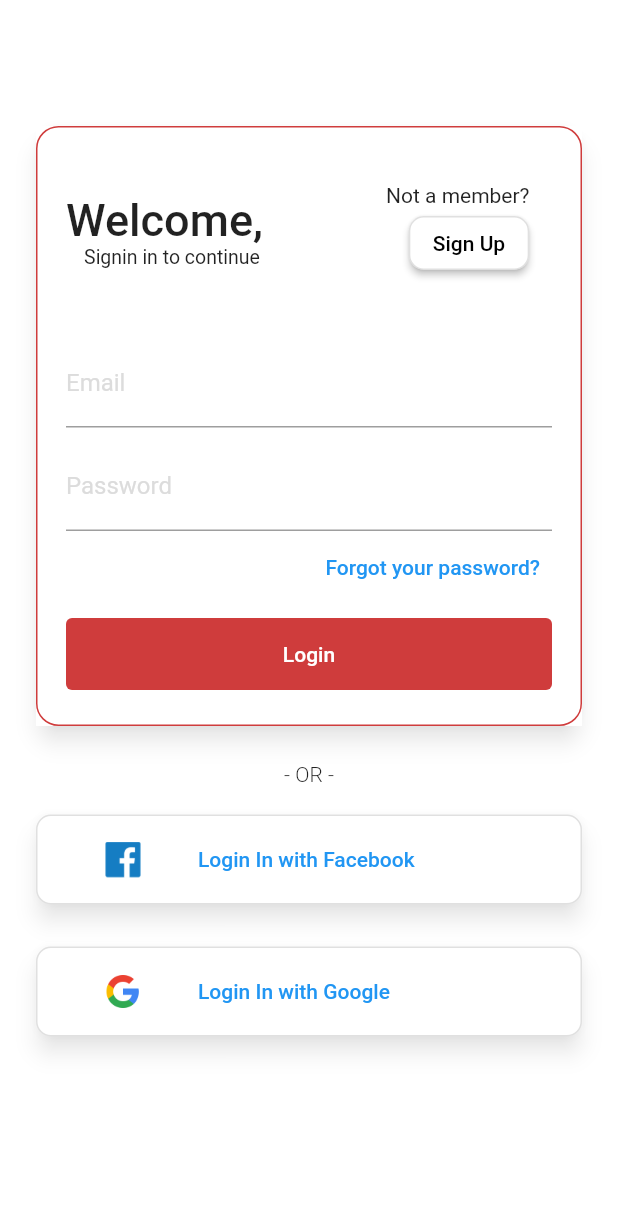
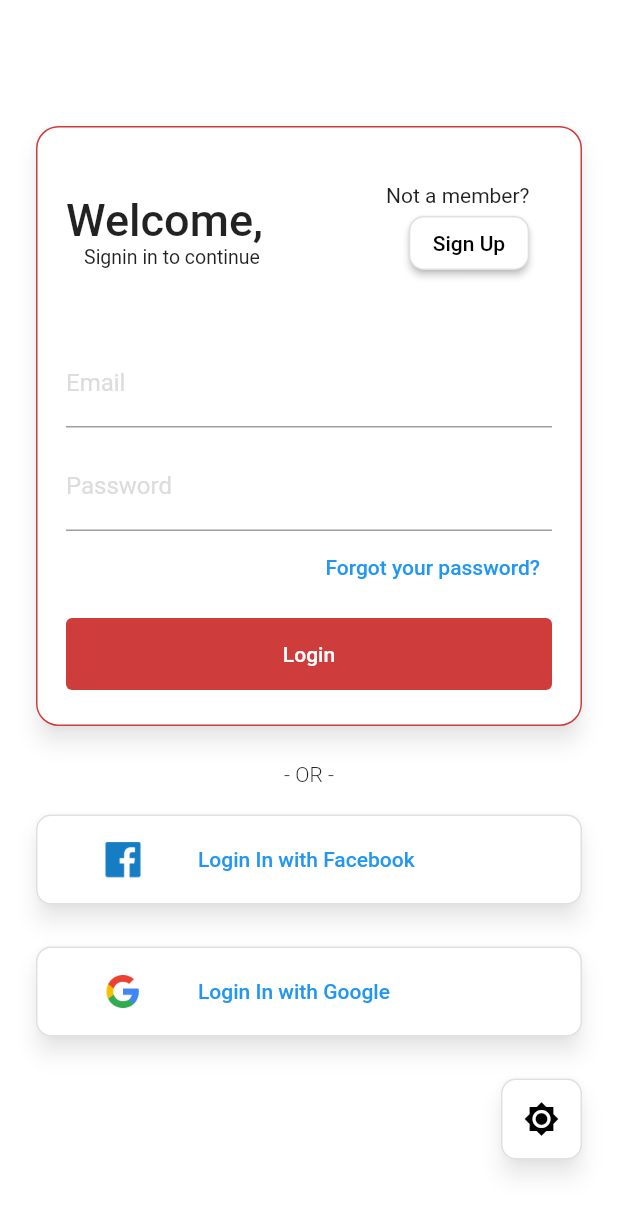
Before and after one commit to afandos-bbm/DAM_TFG, a Flutter app: the screen it shows after launch, on a phone screen of 412 x 824 dp. Shown: the top 1213 px of the screen. Run offline on Flutter 3.47's test engine with Material 2 defaults, Android fonts, the light colour scheme and no system bars; our stand-ins replace cloud_firestore, firebase_auth, firebase_core, firebase_storage, get_it, google_sign_in and 2 more; missing offline and left inert: flutter_facebook_auth; accounts and stored records are empty; statements that could not run were skipped.

Commit message:
feature: added a change theme button on login page

```diff
--- a/lib/ui/pages/auth/login_page.dart
+++ b/lib/ui/pages/auth/login_page.dart
@@ -48,11 +48,6 @@ class _LoginPageState extends State<LoginPage> {
                     ),
                   ),
                   child: Container(
-                    decoration: BoxDecoration(
-                      color: Provider.of<ThemeProvider>(context).isDarkMode
-                          ? DarkTheme.backgroundColor
-                          : LightTheme.backgroundColor,
-                    ),
                     height: 400,
                     padding: EdgeInsets.only(
                       top: 38,
@@ -242,6 +237,36 @@ class _LoginPageState extends State<LoginPage> {
                             SnackBar(content: Text("Login fail.")));
                   },
                 ),
+                SizedBox(
+                  height: 20,
+                ),
+                // make a change theme button
+                Row(
+                  mainAxisAlignment: MainAxisAlignment.center,
+                  children: <Widget>[
+                    Expanded(child: Container()),
+                    InkWell(
+                      onTap: () {
+                        Provider.of<ThemeProvider>(context, listen: false)
+                            .changeTheme();
+                      },
+                      child: Card(
+                        child: Padding(
+                          padding: const EdgeInsets.all(15.0),
+                          child: Icon(
+                            Provider.of<ThemeProvider>(context).isDarkMode
+                                ? Icons.brightness_3
+                                : Icons.brightness_7,
+                            color:
+                                Provider.of<ThemeProvider>(context).isDarkMode
+                                    ? Colors.white
+                                    : Colors.black,
+                          ),
+                        ),
+                      ),
+                    ),
+                  ],
+                ),
               ],
             ),
           ),
```
